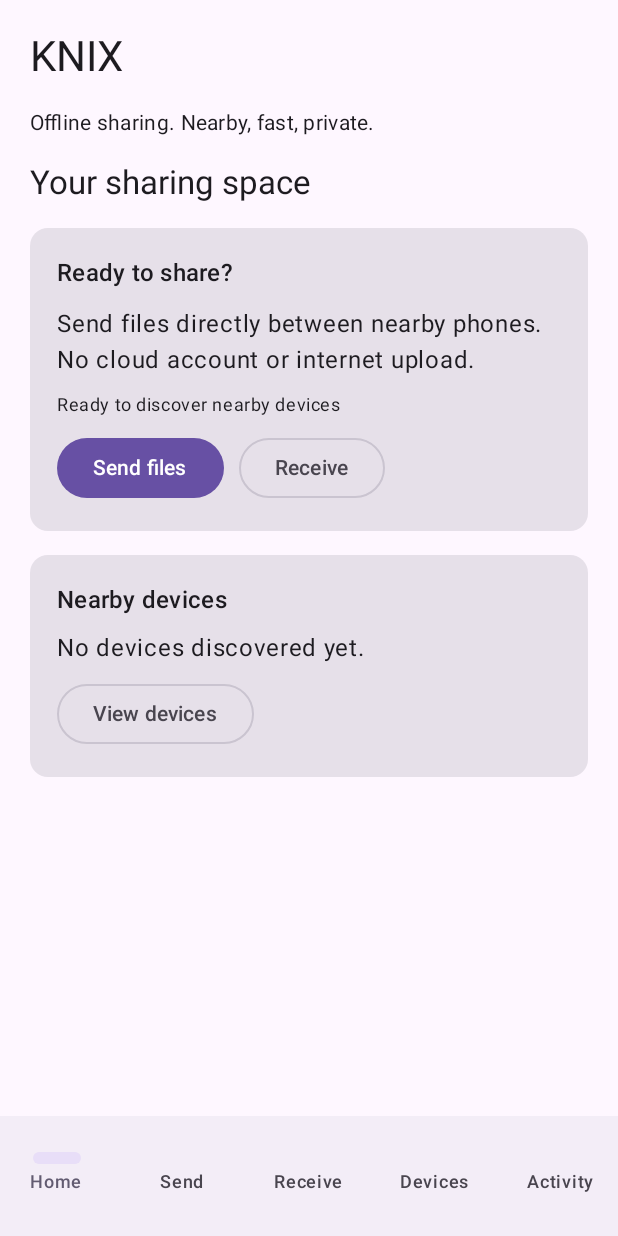
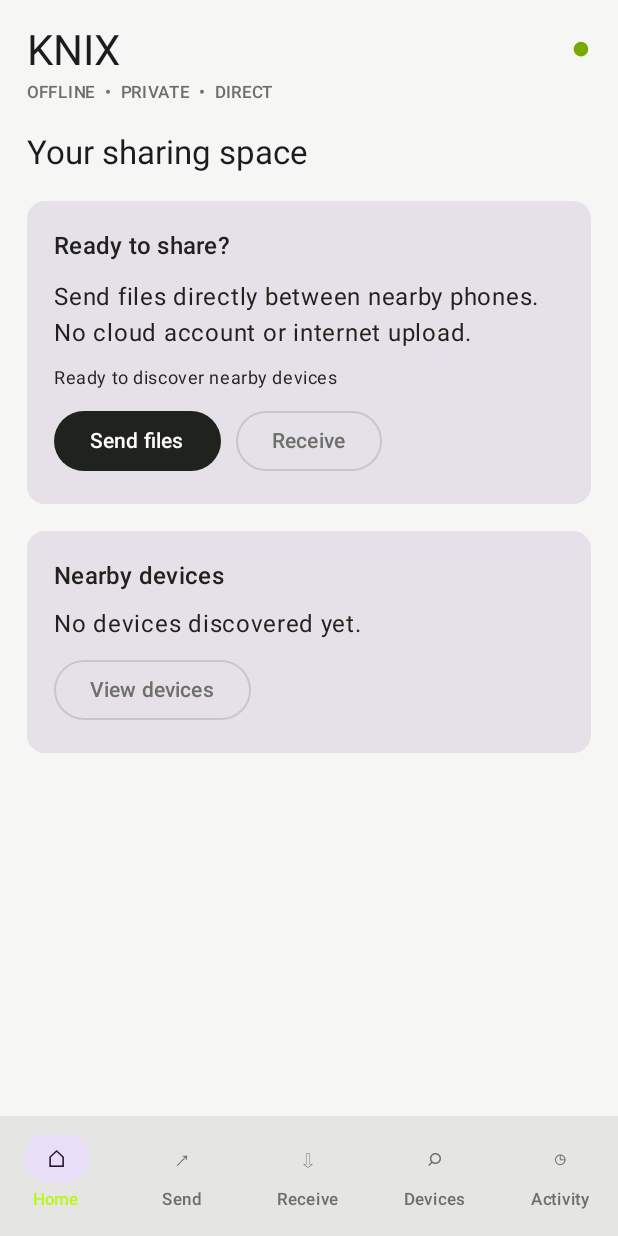
Before and after one commit to jusu9882-a11y/Knix, an Android app built with Jetpack Compose: the screen it shows after launch (MainActivity), on a phone screen of 412 x 824 dp. Run offline under Robolectric (Android 15) with nearby library versions, the phone set to English and light mode, and no system bars; libraries missing offline, so code that uses them is left out: com.journeyapps.barcodescanner.

Commit message:
Polish Knix navigation and visual theme

```diff
--- a/app/src/main/java/dev/jusu/knix/MainActivity.kt
+++ b/app/src/main/java/dev/jusu/knix/MainActivity.kt
@@ -31,6 +31,8 @@ import androidx.compose.foundation.lazy.items
 import androidx.compose.material3.Button
 import androidx.compose.material3.Card
 import androidx.compose.material3.MaterialTheme
+import androidx.compose.material3.lightColorScheme
+import androidx.compose.ui.graphics.Color
 import androidx.compose.material3.OutlinedButton
 import androidx.compose.material3.Scaffold
 import androidx.compose.material3.NavigationBar
@@ -94,16 +96,38 @@ class MainActivity : ComponentActivity() {
     override fun onCreate(savedInstanceState: Bundle?) {
         super.onCreate(savedInstanceState)
         setContent {
-            MaterialTheme {
+            MaterialTheme(
+                colorScheme = lightColorScheme(
+                    primary = Color(0xFF20231D),
+                    onPrimary = Color.White,
+                    secondary = Color(0xFFB8F818),
+                    onSecondary = Color(0xFF20231D),
+                    background = Color(0xFFF6F7F4),
+                    surface = Color.White,
+                    onSurface = Color(0xFF20231D),
+                    onSurfaceVariant = Color(0xFF6B7068)
+                )
+            ) {
                 Scaffold(
+                    containerColor = MaterialTheme.colorScheme.background,
                     bottomBar = {
-                        NavigationBar {
+                        NavigationBar(
+                            containerColor = Color.White,
+                            tonalElevation = 8.dp
+                        ) {
                             listOf("Home", "Send", "Receive", "Devices", "Activity").forEach { tab ->
+                                val symbol = when (tab) {
+                                    "Home" -> "⌂"
+                                    "Send" -> "↗"
+                                    "Receive" -> "⇩"
+                                    "Devices" -> "⌕"
+                                    else -> "◷"
+                                }
                                 NavigationBarItem(
                                     selected = selectedTab.value == tab,
                                     onClick = { selectedTab.value = tab },
-                                    icon = {},
-                                    label = { Text(tab) }
+                                    icon = { Text(symbol, style = MaterialTheme.typography.titleMedium) },
+                                    label = { Text(tab, style = MaterialTheme.typography.labelSmall) }
                                 )
                             }
                         }
@@ -111,11 +135,20 @@ class MainActivity : ComponentActivity() {
                 ) { innerPadding ->
                     Column(
                         Modifier.fillMaxSize().padding(innerPadding)
-                            .verticalScroll(rememberScrollState()).padding(20.dp),
-                        verticalArrangement = Arrangement.spacedBy(16.dp)
+                            .verticalScroll(rememberScrollState()).padding(horizontal = 18.dp, vertical = 16.dp),
+                        verticalArrangement = Arrangement.spacedBy(18.dp)
                     ) {
-                        Text("KNIX", style = MaterialTheme.typography.headlineMedium)
-                        Text("Offline sharing. Nearby, fast, private.", style = MaterialTheme.typography.bodyMedium)
+                        Row(
+                            Modifier.fillMaxWidth(),
+                            horizontalArrangement = Arrangement.SpaceBetween
+                        ) {
+                            Column(verticalArrangement = Arrangement.spacedBy(2.dp)) {
+                                Text("KNIX", style = MaterialTheme.typography.headlineMedium)
+                                Text("OFFLINE  •  PRIVATE  •  DIRECT", style = MaterialTheme.typography.labelSmall,
+                                    color = MaterialTheme.colorScheme.onSurfaceVariant)
+                            }
+                            Text("●", color = Color(0xFF78A900), style = MaterialTheme.typography.titleLarge)
+                        }
                         when (selectedTab.value) {
                             "Home" -> {
                                 Text("Your sharing space", style = MaterialTheme.typography.titleLarge)
```
